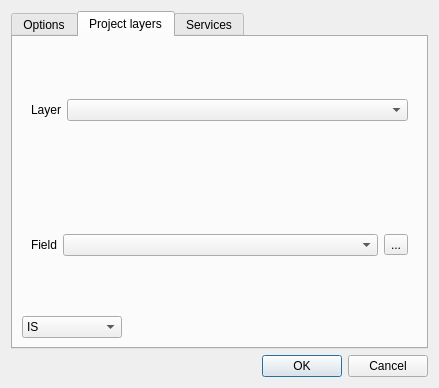
Before: the Qt Designer form ui/ui_settings.ui in 3nids/quickfinder, drawn with Qt 5.
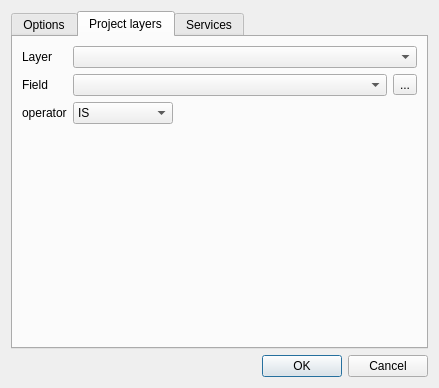
After: the same form once the commit is applied. Icons and pictures are not drawn.

The edit to the form file:
```diff
--- a/ui/ui_settings.ui
+++ b/ui/ui_settings.ui
@@ -51,12 +51,12 @@
       <attribute name="title">
        <string>Project layers</string>
       </attribute>
-      <layout class="QVBoxLayout" name="verticalLayout_2">
-       <item>
-        <widget class="QWidget" name="layerWidget" native="true">
-         <layout class="QGridLayout" name="layerLayout">
-          <item row="1" column="0">
-           <widget class="QLabel" name="label">
+      <layout class="QFormLayout" name="formLayout_2">
+       <property name="fieldGrowthPolicy">
+        <enum>QFormLayout::AllNonFixedFieldsGrow</enum>
+       </property>
+       <item row="0" column="0">
+        <widget class="QLabel" name="layerLabel">
             <property name="sizePolicy">
              <sizepolicy hsizetype="Minimum" vsizetype="Preferred">
               <horstretch>0</horstretch>
@@ -68,7 +68,7 @@
             </property>
            </widget>
           </item>
-          <item row="1" column="1">
+       <item row="0" column="1">
            <widget class="QComboBox" name="layerId">
             <property name="sizePolicy">
              <sizepolicy hsizetype="MinimumExpanding" vsizetype="Fixed">
@@ -81,16 +81,32 @@
             </property>
            </widget>
           </item>
-         </layout>
+       <item row="1" column="0">
+        <widget class="QLabel" name="FieldNameLabel">
+         <property name="text">
+          <string>Field</string>
+         </property>
         </widget>
        </item>
+       <item row="1" column="1">
+        <layout class="QHBoxLayout" name="fieldNameLayout">
        <item>
-        <widget class="QWidget" name="fieldWidget" native="true">
+          <widget class="QComboBox" name="fieldName">
          <property name="enabled">
           <bool>true</bool>
          </property>
-         <layout class="QGridLayout" name="fieldLayout">
-          <item row="0" column="3">
+           <property name="sizePolicy">
+            <sizepolicy hsizetype="MinimumExpanding" vsizetype="Fixed">
+             <horstretch>0</horstretch>
+             <verstretch>0</verstretch>
+            </sizepolicy>
+           </property>
+           <property name="sizeAdjustPolicy">
+            <enum>QComboBox::AdjustToContents</enum>
+           </property>
+          </widget>
+         </item>
+         <item>
            <widget class="QToolButton" name="expressionButton">
             <property name="enabled">
              <bool>true</bool>
@@ -104,34 +120,17 @@
             </property>
            </widget>
           </item>
-          <item row="0" column="2">
-           <widget class="QComboBox" name="fieldName">
-            <property name="enabled">
-             <bool>true</bool>
-            </property>
-            <property name="sizePolicy">
-             <sizepolicy hsizetype="MinimumExpanding" vsizetype="Fixed">
-              <horstretch>0</horstretch>
-              <verstretch>0</verstretch>
-             </sizepolicy>
-            </property>
-            <property name="sizeAdjustPolicy">
-             <enum>QComboBox::AdjustToContents</enum>
-            </property>
-           </widget>
-          </item>
-          <item row="0" column="1">
-           <widget class="QLabel" name="label_">
-            <property name="text">
-             <string>Field</string>
-            </property>
-           </widget>
-          </item>
-         </layout>
+        </layout>
+       </item>
+       <item row="2" column="0">
+        <widget class="QLabel" name="operatorLabel">
+         <property name="text">
+          <string>operator</string>
+         </property>
         </widget>
        </item>
-       <item>
-        <widget class="QComboBox" name="operator_2">
+       <item row="2" column="1">
+        <widget class="QComboBox" name="operatorBox">
          <property name="enabled">
           <bool>true</bool>
          </property>
```
Left out of the diff: 8 changed lines with no effect on the pictures. Lines whose indentation alone changed are shown as unchanged.
